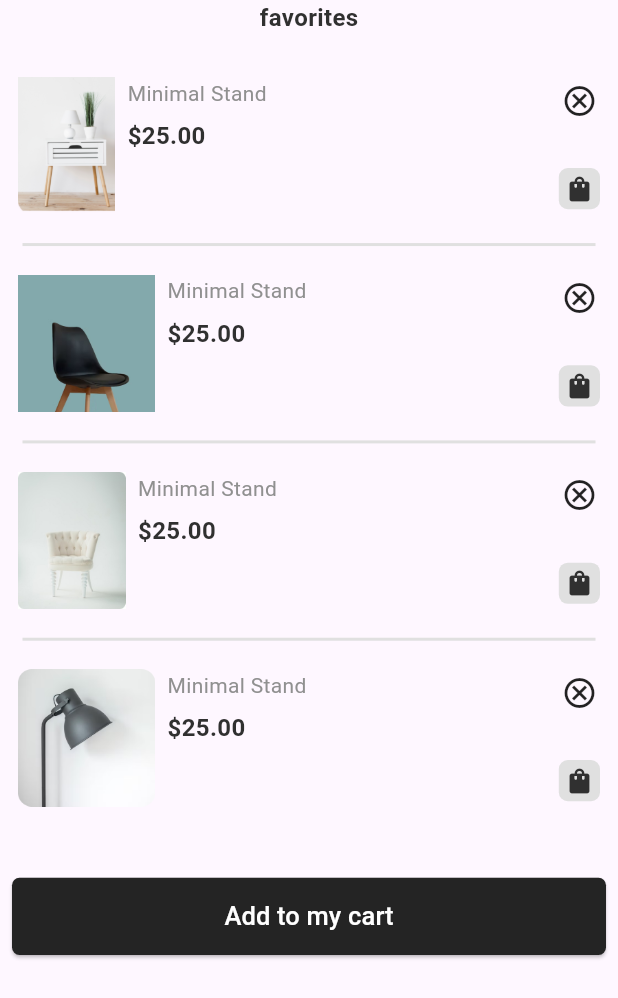
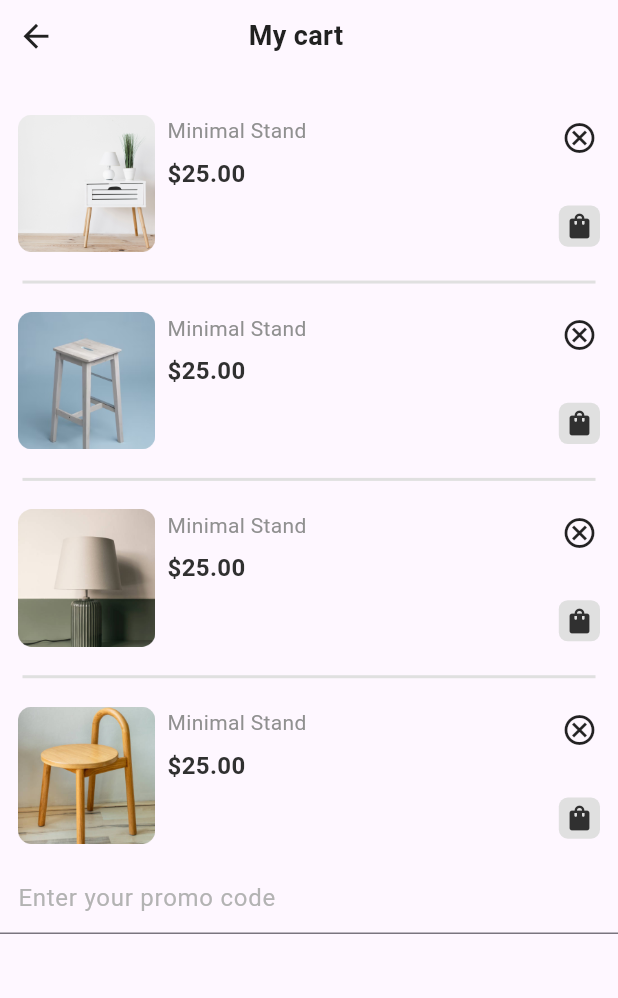
Before and after one commit to unnatidonda/furniture_shopping_app, a Flutter app: the FavoriteView screen opened directly, after a tap on "Add to my cart", on a phone screen of 412 x 824 dp. Shown: the top 998 px of the screen. Run offline on Flutter 3.47's test engine with Material 2 defaults, Android fonts, the phone set to English and light mode, and no system bars; our stand-ins replace dot_navigation_bar, get; Roboto replaces fonts that are missing (Poppins).

Commit message:
cart view

```diff
--- a/lib/res/constant/app_assets.dart
+++ b/lib/res/constant/app_assets.dart
@@ -19,7 +19,12 @@ class AppAssets {
   static const String marker = "assets/images/marker.png";
   static const String lamp = "assets/images/lamp.png";
   static const String sofa = "assets/images/sofa.png";
+  static const String myCartTwo = "assets/images/myCartTwo.png";
+  static const String myCartThree = "assets/images/myCartThree.png";
   static const String stand = "assets/images/stand.jpg";
+  static const String minimalThird = "assets/images/minimalThird.png";
+  static const String minimalSecond = "assets/images/minimalSecond.png";
+  static const String minimalFirst = "assets/images/minimalFirst.png";
   static const String lampTwo = "assets/images/lamptwo.png";
   static const String roundCh = "assets/images/outlinech.png";
 }
--- a/lib/res/constant/app_colors.dart
+++ b/lib/res/constant/app_colors.dart
@@ -10,10 +10,10 @@ class AppColors {
   static const Color bg = Color(0xFFF5F5F5);
   static const Color white = Color(0xFFFFFFFF);
   // static const Color green = Color(0xFF27AE60);
-  static const Color lightBlackColor = Color(0xFF212121);
+  static const Color lb = Color(0xFF212121);
   static const Color black = Color(0xFF303030);
   static const Color greyL = Color(0xFF909090);
-  static const Color lb = Color(0xFF242424);
+  static const Color lightBlackColor = Color(0xFF212121);
   static const Color lightGrey = Color(0xFFBDBDBD);
   static const Color greyColor = Color(0xFF898989);
   static const Color lightG = Color(0xFFE0E0E0);
--- a/lib/res/constant/app_strings.dart
+++ b/lib/res/constant/app_strings.dart
@@ -29,6 +29,7 @@ class AppStrings {
   static const String fMinimal = "Minimal Standt";
   //cart
   static const String cpromo = "Enter your promo code";
+  static const String myCart = "My cart";
   //check out
   static const String address = "Shipping address";
   static const String payment = "Payment";
--- /dev/null
+++ b/lib/view/cart/cart_view.dart
@@ -0,0 +1,90 @@
+import 'package:flutter/material.dart';
+import 'package:furniture_shopping_app/res/constant/app_colors.dart';
+
+import '../../res/common/app_favorite.dart';
+import '../../res/constant/app_assets.dart';
+import '../../res/constant/app_strings.dart';
+
+class CartView extends StatelessWidget {
+  const CartView({super.key});
+
+  @override
+  Widget build(BuildContext context) {
+    Size size = MediaQuery.of(context).size;
+    double screenHeight = size.height;
+    double screenWidth = size.width;
+    EdgeInsets devicePadding = MediaQuery.of(context).viewPadding;
+    return Scaffold(
+      body: Padding(
+        padding: devicePadding,
+        child: Column(
+          children: [
+            Row(
+              children: [
+                const BackButton(
+                  style: ButtonStyle(iconSize: MaterialStatePropertyAll(25)),
+                  color: AppColors.lightBlackColor,
+                ),
+                SizedBox(width: screenWidth / 3.5),
+                const Text(
+                  textAlign: TextAlign.center,
+                  AppStrings.myCart,
+                  style: TextStyle(
+                    fontWeight: FontWeight.w600,
+                    fontSize: 18,
+                    color: AppColors.lightBlackColor,
+                  ),
+                ),
+              ],
+            ),
+            SizedBox(
+              height: screenHeight / 50,
+            ),
+            const AppFavorites(
+              image: AppAssets.minimalFirst,
+            ),
+            const Divider(
+              thickness: 2,
+              color: AppColors.lightg,
+              indent: 15,
+              endIndent: 15,
+            ),
+            const AppFavorites(
+              image: AppAssets.myCartTwo,
+            ),
+            const Divider(
+              thickness: 2,
+              color: AppColors.lightg,
+              indent: 15,
+              endIndent: 15,
+            ),
+            const AppFavorites(
+              image: AppAssets.myCartThree,
+            ),
+            const Divider(
+              thickness: 2,
+              color: AppColors.lightg,
+              indent: 15,
+              endIndent: 15,
+            ),
+            const AppFavorites(
+              image: AppAssets.tableTwo,
+            ),
+            Container(),
+            TextFormField(
+              decoration: const InputDecoration(
+                // border: InputBorder.none,
+
+                isDense: true,
+                hintText: "Enter your promo code",
+                contentPadding: EdgeInsets.all(12),
+                hintStyle: TextStyle(color: Color(0xFFB3B3B3), fontSize: 16, fontWeight: FontWeight.w400, fontFamily: "Poppins"),
+              ),
+              onTap: () {},
+            ),
+          ],
+        ),
+      ),
+    );
+  }
+}
--- a/lib/view/favorite/favorite_view.dart
+++ b/lib/view/favorite/favorite_view.dart
@@ -2,8 +2,9 @@ import 'package:flutter/material.dart';
 import 'package:furniture_shopping_app/res/common/app_button.dart';
 import 'package:furniture_shopping_app/res/constant/app_assets.dart';
 import 'package:furniture_shopping_app/res/constant/app_colors.dart';
+import 'package:furniture_shopping_app/view/cart/cart_view.dart';
 
-import '../../res/common/favorite_screen.dart';
+import '../../res/common/app_favorite.dart';
 
 class FavoriteView extends StatelessWidget {
   const FavoriteView({super.key});
@@ -30,8 +31,8 @@ class FavoriteView extends StatelessWidget {
             SizedBox(
               height: screenHeight / 50,
             ),
-            AppFavorites(
-              image: AppAssets.product,
+            const AppFavorites(
+              image: AppAssets.minimalFirst,
             ),
             const Divider(
               thickness: 2,
@@ -39,8 +40,8 @@ class FavoriteView extends StatelessWidget {
               indent: 15,
               endIndent: 15,
             ),
-            AppFavorites(
-              image: AppAssets.stand,
+            const AppFavorites(
+              image: AppAssets.minimalSecond,
             ),
             const Divider(
               thickness: 2,
@@ -48,8 +49,8 @@ class FavoriteView extends StatelessWidget {
               indent: 15,
               endIndent: 15,
             ),
-            AppFavorites(
-              image: AppAssets.minimalStand,
+            const AppFavorites(
+              image: AppAssets.minimalThird,
             ),
             const Divider(
               thickness: 2,
@@ -57,12 +58,19 @@ class FavoriteView extends StatelessWidget {
               indent: 15,
               endIndent: 15,
             ),
-            AppFavorites(
+            const AppFavorites(
               image: AppAssets.lampTwo,
             ),
-            SizedBox(height: screenHeight / 30),
+            SizedBox(height: screenHeight / 20),
             AppButton(
               elevated: "Add to my cart",
+              onPress: () {
+                Navigator.push(
+                    context,
+                    MaterialPageRoute(
+                      builder: (context) => CartView(),
+                    ));
+              },
             ),
           ],
         ),
```
Also changed, not shown: assets/images/minimalFirst.png (added), assets/images/minimalSecond.png (added), assets/images/minimalThird.png (added), assets/images/myCartThree.png (added), assets/images/myCartTwo.png (added), lib/res/common/app_favorite.dart (renamed from lib/res/common/favorite_screen.dart), lib/view/cart/cart_binidings.dart (added), lib/view/cart/cart_controller.dart (added).
